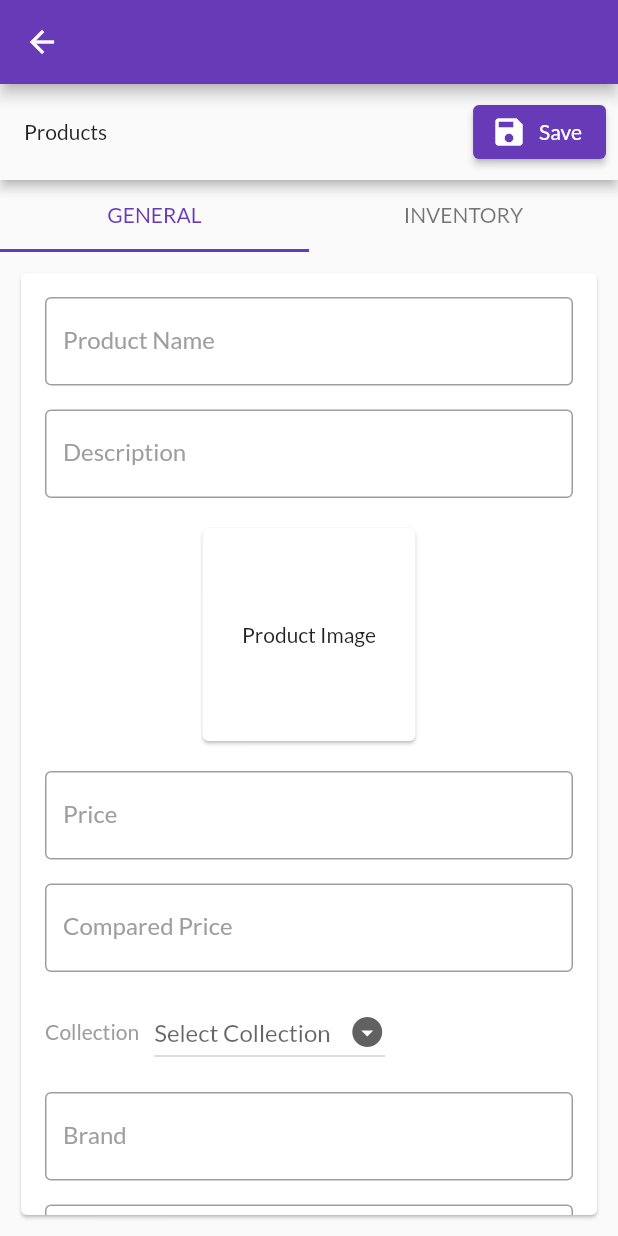
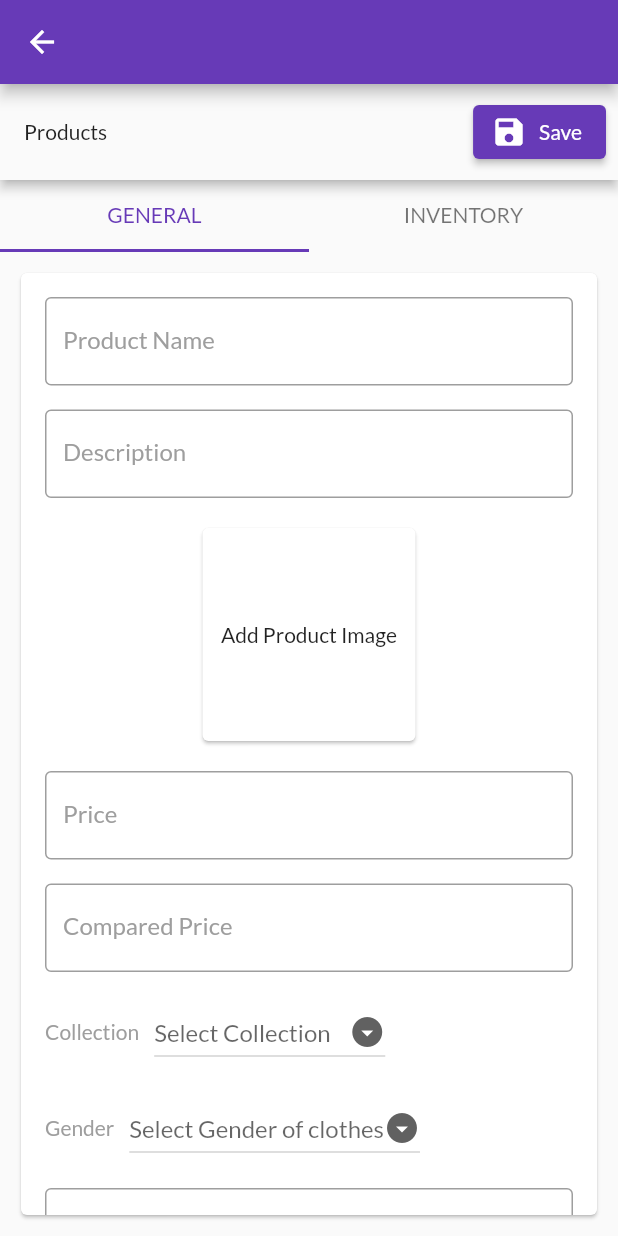
Before and after one commit to kariru-k/pigalukuvendors, a Flutter app: the AddNewProduct screen opened by its route, on a phone screen of 412 x 824 dp. Run offline on Flutter 3.47's test engine with Material 2 defaults, Android fonts, the phone set to English and light mode, and no system bars; our stand-ins replace cloud_firestore, email_validator, firebase_auth, firebase_core, firebase_storage, flutter_slider_drawer and 5 more; accounts and stored records are empty.

Commit message:
Add extra fields for size and gender in product form

```diff
--- a/lib/providers/products_provider.dart
+++ b/lib/providers/products_provider.dart
@@ -1,10 +1,19 @@
+
+import 'dart:io';
 
 import 'package:flutter/cupertino.dart';
+import 'package:image_picker/image_picker.dart';
 
 class ProductProvider with ChangeNotifier{
 
   String selectedCategory = 'not selected';
   String selectedSubCategory = 'not selected';
+  final picker = ImagePicker();
+  late File? image;
+  String? pickererror;
+
+
+
 
   selectCategory(selected){
     this.selectedCategory = selected;
@@ -16,5 +25,21 @@ class ProductProvider with ChangeNotifier{
     notifyListeners();
   }
 
+  Future<File?> getProductImage() async {
+    final pickedFile = await picker.pickImage(
+        source: ImageSource.gallery, imageQuality: 20);
+
+    if (pickedFile != null) {
+      image = File(pickedFile.path);
+      notifyListeners();
+    } else {
+      pickererror = "No image selected";
+      print("No image selected");
+      notifyListeners();
+    }
+
+    return image;
+  }
+
 
 }
--- a/lib/screens/add_new_product_screen.dart
+++ b/lib/screens/add_new_product_screen.dart
@@ -1,8 +1,12 @@
+import 'dart:io';
+
 import 'package:flutter/material.dart';
+import 'package:multi_select_flutter/multi_select_flutter.dart';
 import 'package:pigalukuvendors/providers/products_provider.dart';
 import 'package:pigalukuvendors/widgets/category_list.dart';
 import 'package:provider/provider.dart';
 
+import '../sizes/sizes.dart';
 import '../widgets/subcategory_list.dart';
 
 class AddNewProduct extends StatefulWidget {
@@ -23,17 +27,47 @@ class _AddNewProductState extends State<AddNewProduct> {
     "Best Selling",
     "Recently Added"
   ];
-  String? dropdownValue;
+
+  List<String> _genders = [
+    "Male",
+    "Female",
+    "Unisex"
+  ];
+
+  String? collectiondropdownValue;
+  String? genderdropdownValue;
+
+
+  List<MultiSelectItem<ClothSize>> _clothsizes = clothsizes.map((value) => MultiSelectItem<ClothSize>(value, value.size)).toList();
+  List<MultiSelectItem<ShoeSize>> _shoesizes = shoeSizes.map((value) => MultiSelectItem<ShoeSize>(value, value.size.toString())).toList();
+  List<MultiSelectItem<TrouserSize>> _trouserSizes = trouserSizes.map((value) => MultiSelectItem<TrouserSize>(value, value.size.toString())).toList();
+
 
 
   var _categoryTextController = TextEditingController();
   var _subcategoryTextController = TextEditingController();
+  File? _image;
+  bool _visiblecategory = false;
+  bool _visiblesubcategory = false;
+
+
 
   @override
   Widget build(BuildContext context) {
 
     var _provider = Provider.of<ProductProvider>(context);
 
+    List<MultiSelectItem> getItems(category, subcategory){
+      if(category == "Clothes"){
+          if (subcategory == "Jeans" || subcategory == "Trousers") {
+            return _trouserSizes;
+          } else {
+            return _clothsizes;
+          }
+      } else {
+        return _shoesizes;
+      }
+    }
 
     return DefaultTabController(
       length: 2,
@@ -137,11 +171,20 @@ class _AddNewProductState extends State<AddNewProduct> {
                                   ),
                                   Padding(
                                     padding: const EdgeInsets.all(8.0),
+                                    child: InkWell(
+                                      onTap: () {
+                                        _provider.getProductImage().then((image){
+                                          setState(() {
+                                            _image = image;
+                                          });
+                                        });
+                                      },
                                       child: SizedBox(
                                         width: 150,
                                         height: 150,
                                         child: Card(
-                                        child: Center(child: Text("Product Image"),),
+                                          child: _image == null ? Center(child: Text("Add Product Image")) : Image.file(_image as File),
+                                        ),
                                       ),
                                     ),
                                   ),
@@ -209,10 +252,41 @@ class _AddNewProductState extends State<AddNewProduct> {
                                             }).toList(),
                                             onChanged: (String? value){
                                               setState(() {
-                                                dropdownValue = value;
+                                                genderdropdownValue = value;
                                               });
                                             },
-                                            value: dropdownValue,
+                                            value: genderdropdownValue,
+                                            icon: Icon(Icons.arrow_drop_down_circle_sharp),
+
+                                          )
+                                        ],
+                                      ),
+                                    ),
+                                  ),
+                                  Padding(
+                                    padding: const EdgeInsets.all(8.0),
+                                    child: Container(
+                                      child: Row(
+                                        children: [
+                                          Text(
+                                            "Gender",
+                                            style: TextStyle(color: Colors.grey),
+                                          ),
+                                          SizedBox(width: 10,),
+                                          DropdownButton<String>(
+                                            hint: Text("Select Gender of clothes"),
+                                            items: _genders.map<DropdownMenuItem<String>>((String value){
+                                              return DropdownMenuItem<String>(
+                                                value: value,
+                                                child: Text(value),
+                                              );
+                                            }).toList(),
+                                            onChanged: (String? value){
+                                              setState(() {
+                                                genderdropdownValue = value;
+                                              });
+                                            },
+                                            value: genderdropdownValue,
                                             icon: Icon(Icons.arrow_drop_down_circle_sharp),
 
                                           )
@@ -308,6 +382,7 @@ class _AddNewProductState extends State<AddNewProduct> {
                                               ).whenComplete((){
                                                 setState(() {
                                                   _categoryTextController.text = _provider.selectedCategory;
+                                                  _visiblecategory = true;
                                                 });
                                               });
                                             },
@@ -316,7 +391,9 @@ class _AddNewProductState extends State<AddNewProduct> {
                                       ],
                                     ),
                                   ),
-                                  Padding(
+                                  Visibility(
+                                    visible: _visiblecategory,
+                                    child: Padding(
                                       padding: const EdgeInsets.all(8.0),
                                       child: Row(
                                         children: [
@@ -360,15 +437,48 @@ class _AddNewProductState extends State<AddNewProduct> {
                                                 ).whenComplete((){
                                                   setState(() {
                                                     _subcategoryTextController.text = _provider.selectedSubCategory;
+                                                    _visiblesubcategory = true;
                                                   });
                                                 });
-;
                                               },
                                               icon: Icon(Icons.edit_outlined)
                                           )
                                         ],
                                       ),
+                                    ),
+                                  ),
+                                  Visibility(
+                                    visible: _visiblesubcategory,
+                                    child: Padding(
+                                      padding: const EdgeInsets.all(8.0),
+                                      child: MultiSelectDialogField(
+                                        buttonText: Text(
+                                          "Select Size",
+                                          style: TextStyle(
+                                            fontWeight: FontWeight.normal,
+                                            color: Colors.grey
+                                          ),
+                                        ),
+                                        title: Text("Sizes"),
+                                        items: getItems(_categoryTextController.text, _subcategoryTextController.text),
+                                        decoration: BoxDecoration(
+                                          border: Border.all(
+                                            color: Colors.grey,
+                                            width: 1
                                           )
+                                        ),
+                                        validator: (value) {
+                                          if (value == null || value.isEmpty) {
+                                            return "Required";
+                                          }
+                                          return null;
+                                        },
+                                        onConfirm: (val) {
+
+                                        },
+                                      ),
+                                    ),
+                                  ),
                                 ],
                               ),
                             )
--- /dev/null
+++ b/lib/sizes/sizes.dart
@@ -0,0 +1,59 @@
+class ClothSize {
+  final int id;
+  final String size;
+
+  ClothSize({
+    required this.id,
+    required this.size
+  });
+}
+
+class ShoeSize {
+  final int id;
+  final int size;
+
+  ShoeSize({
+    required this.id,
+    required this.size
+  });
+}
+
+class TrouserSize {
+  final int id;
+  final int size;
+
+  TrouserSize({
+    required this.id,
+    required this.size
+  });
+}
+
+List<ClothSize> clothsizes = [
+  ClothSize(id: 1, size: "S"),
+  ClothSize(id: 2, size: "M"),
+  ClothSize(id: 3, size: "L"),
+  ClothSize(id: 4, size: "XL"),
+  ClothSize(id: 5, size: "XXL"),
+  ClothSize(id: 6, size: "XXXL")
+];
+
+List<ShoeSize> shoeSizes = [
+  ShoeSize(id: 1, size: 37),
+  ShoeSize(id: 2, size: 38),
+  ShoeSize(id: 3, size: 39),
+  ShoeSize(id: 4, size: 40),
+  ShoeSize(id: 5, size: 41),
+  ShoeSize(id: 6, size: 42),
+  ShoeSize(id: 7, size: 43),
+  ShoeSize(id: 8, size: 44),
+  ShoeSize(id: 9, size: 45),
+];
+
+List<TrouserSize> trouserSizes = [
+  TrouserSize(id: 1, size: 28),
+  TrouserSize(id: 2, size: 30),
+  TrouserSize(id: 3, size: 32),
+  TrouserSize(id: 4, size: 34),
+  TrouserSize(id: 5, size: 36),
+  TrouserSize(id: 6, size: 38),
+];
```
Also changed, not shown: pubspec.yaml (+5 -4 lines), pubspec.lock. Lines whose indentation alone changed are shown as unchanged.
